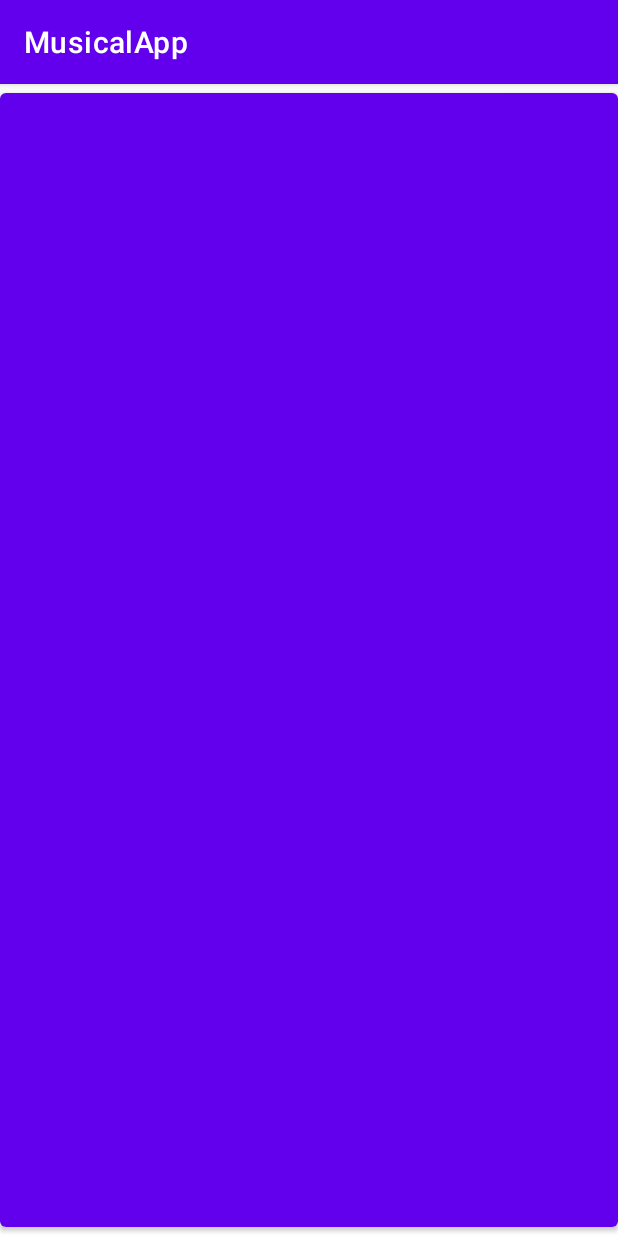
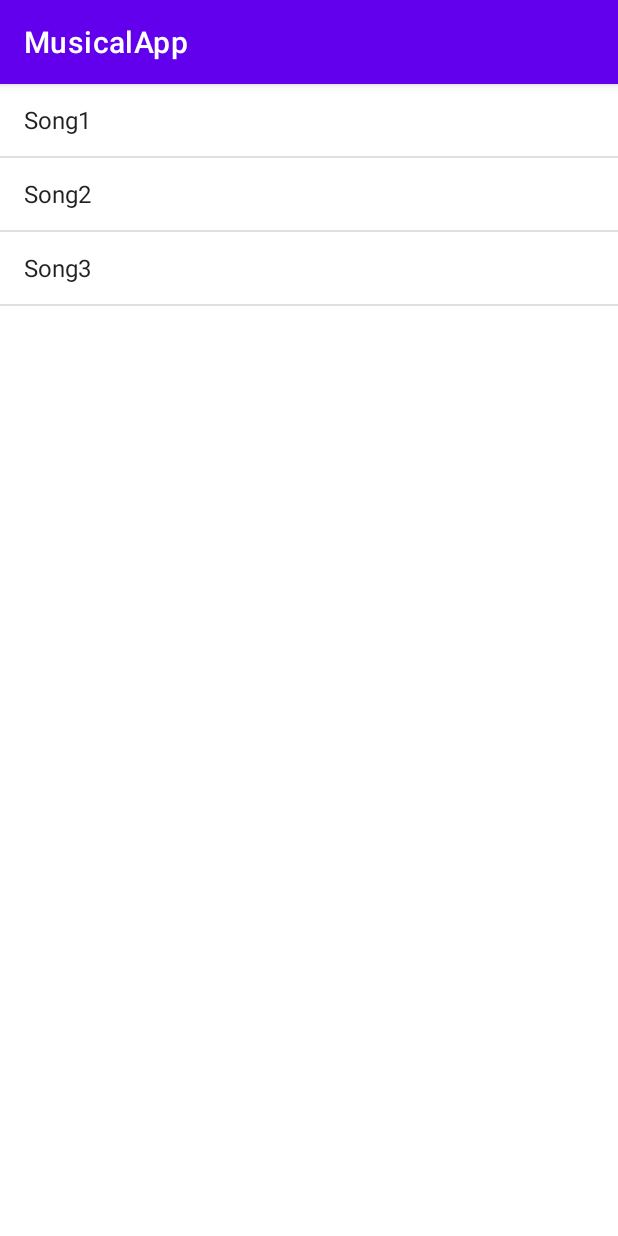
Before and after one commit to karry7/MusicPlaylist, an Android app: the MyPlayList screen opened directly, with no data from a screen before it, on a phone screen of 412 x 824 dp. Run offline under Robolectric (Android 15) with nearby library versions, the phone set to English and light mode, and no system bars.

Commit message:
mobileapp

```diff
--- a/app/src/main/java/com/example/musicalapp/MyPlayList.java
+++ b/app/src/main/java/com/example/musicalapp/MyPlayList.java
@@ -11,7 +11,7 @@ import android.widget.ListView;
 
 public class MyPlayList extends AppCompatActivity {
 ListView mylist;
-    String songs[] = {"song1","song2","song3"};
+    String songs[] = {"Song1","Song2","Song3"};
 
 
     @Override
--- a/app/src/main/res/layout/activity_my_play_list.xml
+++ b/app/src/main/res/layout/activity_my_play_list.xml
@@ -1,19 +1,14 @@
 <?xml version="1.0" encoding="utf-8"?>
-<androidx.constraintlayout.widget.ConstraintLayout xmlns:android="http://schemas.android.com/apk/res/android"
+<RelativeLayout xmlns:android="http://schemas.android.com/apk/res/android"
     xmlns:app="http://schemas.android.com/apk/res-auto"
     xmlns:tools="http://schemas.android.com/tools"
     android:layout_width="match_parent"
     android:layout_height="match_parent"
     tools:context=".MyPlayList">
-<ListView
-    android:layout_width="match_parent"
-    android:layout_height="match_parent"
-    android:divider="@android:color/transparent"
-    android:id="@+id/listview1"
 
-/>
-    <Button
-        android:id="@+id/btnstop"
+
+    <ListView
         android:layout_width="match_parent"
-        android:layout_height="match_parent"/>
-</androidx.constraintlayout.widget.ConstraintLayout>
+        android:layout_height="match_parent"
+        android:id="@+id/listview1"/>
+</RelativeLayout>
```
Also changed, not shown: app/src/main/java/com/example/musicalapp/MyService.java (+9 -9 lines).
